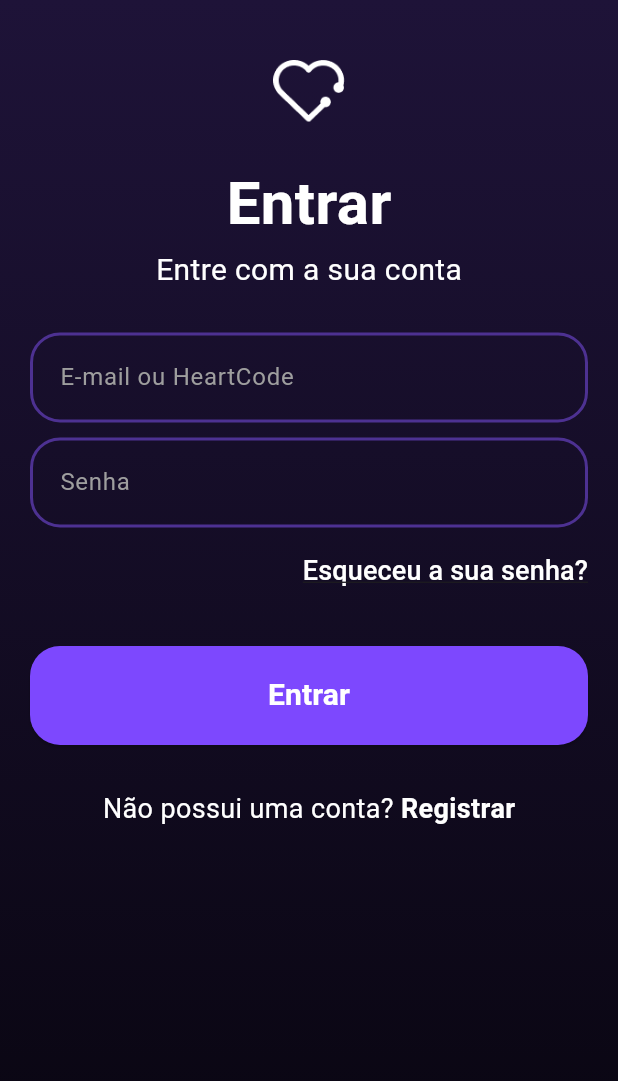
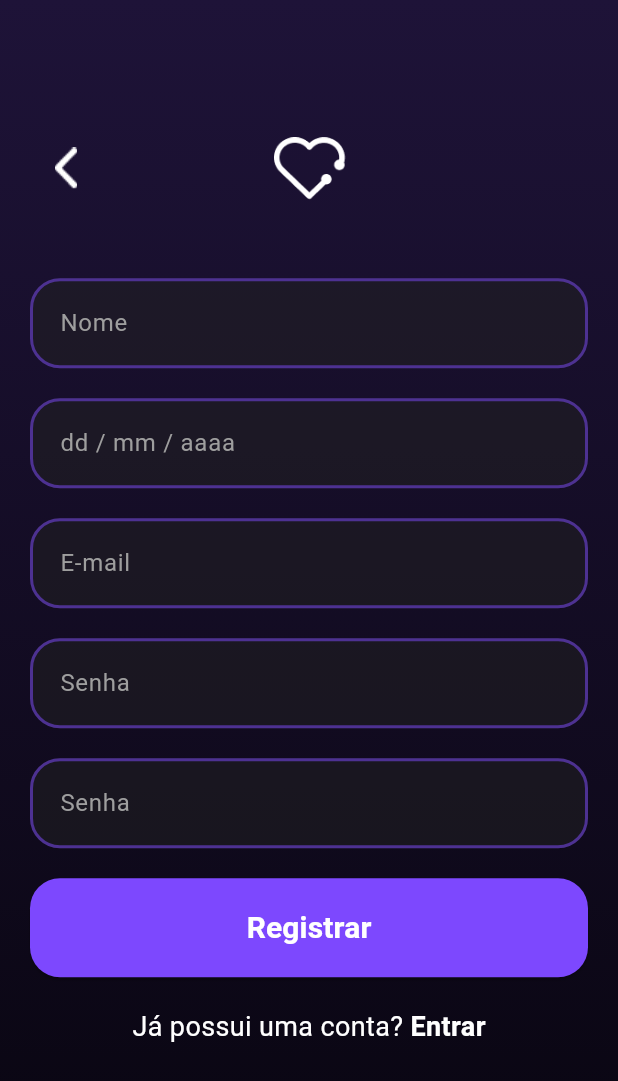
Before and after one commit to AnthonySantoss/heartsync, a Flutter app: the screen it shows after launch, on a phone screen of 412 x 824 dp. Shown: the top 1081 px of the screen. Run offline on Flutter 3.47's test engine with Material 3 defaults, Android fonts, the phone set to English and light mode, and no system bars.

Commit message:
Construção de tela inicial e tela de registro

```diff
--- a/lib/main.dart
+++ b/lib/main.dart
@@ -1,6 +1,6 @@
 import 'package:flutter/material.dart';
 import 'package:heartsync/Introducao.dart';
-import 'package:heartsync/Login_screen .dart';
+import 'package:heartsync/src/features/login/presentation/view/Registration_screen.dart';
 
 main(){
   runApp(const MyApp());
@@ -12,7 +12,7 @@ class MyApp extends StatelessWidget {
   @override
   Widget build(BuildContext context) {
     return const MaterialApp(
-      home: Login_screen(),
+      home: Registration_screen(),
     );
   }
 }
--- /dev/null
+++ b/lib/src/features/login/presentation/view/Registration_screen.dart
@@ -0,0 +1,253 @@
+import 'package:flutter/material.dart';
+import 'package:heartsync/src/features/login/presentation/widgets/Background_widget.dart';
+
+class Registration_screen extends StatelessWidget {
+  const Registration_screen({super.key});
+
+  @override
+  Widget build(BuildContext context) {
+    return Scaffold(
+      resizeToAvoidBottomInset: true,
+      body: BackgroundWidget(
+        padding: const EdgeInsets.symmetric(horizontal: 20),
+        child: SingleChildScrollView(
+          child: Column(
+            children: [
+              Padding(
+                padding: const EdgeInsets.only(top: 79.1),
+                child: Row(
+                  mainAxisAlignment: MainAxisAlignment.center,
+                  crossAxisAlignment: CrossAxisAlignment.center,
+                  children: [
+                    IconButton(
+                      onPressed: () => Navigator.pop(context),
+                      icon: Image.asset(
+                        'lib/assets/images/Back.png',
+                        width: 27,
+                      ),
+                    ),
+                    Expanded(
+                      child: Align(
+                        alignment: Alignment.center,
+                        child: Image.asset(
+                          'lib/assets/images/logo.png',
+                          width: 47.7,
+                        ),
+                      ),
+                    ),
+                    const SizedBox(width: 47),
+                  ],
+                ),
+              ),
+
+              // Espaçamento entre o cabeçalho e os campos
+              const SizedBox(height: 40),
+
+              // Campos do formulário
+              _buildNome(),
+              const SizedBox(height: 20),
+              _buildBirth(),
+              const SizedBox(height: 20),
+              _buildEmail(),
+              const SizedBox(height: 20),
+              _buildPassword(),
+              const SizedBox(height: 20),
+              _buildConfirmPassword(),
+              const SizedBox(height: 20),
+              _buildLoginButton(context),
+              const SizedBox(height: 20),
+              _buildRegisterText(),
+            ],
+          ),
+        ),
+      ),
+    );
+  }
+
+  Widget _buildNome() {
+    return TextField(
+      decoration: InputDecoration(
+        labelText: 'Nome',
+        labelStyle: const TextStyle(color: Colors.grey),
+        contentPadding: const EdgeInsets.symmetric(horizontal: 16, vertical: 18),
+        filled: true,
+        fillColor: Colors.grey[900]!.withOpacity(0.5),
+        enabledBorder: OutlineInputBorder(
+          borderRadius: BorderRadius.circular(20),
+          borderSide: const BorderSide(
+            color: Color(0xFF4D3192),
+            width: 2.0,
+          ),
+        ),
+        focusedBorder: OutlineInputBorder(
+          borderRadius: BorderRadius.circular(20),
+          borderSide: const BorderSide(
+            color: Colors.deepPurple,
+            width: 2.0,
+          ),
+        ),
+      ),
+      style: const TextStyle(color: Colors.white),
+      keyboardType: TextInputType.emailAddress,
+    );
+  }
+
+  Widget _buildBirth() {
+    return TextField(
+      obscureText: true,
+      decoration: InputDecoration(
+        labelText: 'dd / mm / aaaa',
+        labelStyle: const TextStyle(color: Colors.grey),
+        contentPadding: const EdgeInsets.symmetric(horizontal: 16, vertical: 18),
+        filled: true,
+        fillColor: Colors.grey[900]!.withOpacity(0.5),
+        enabledBorder: OutlineInputBorder(
+          borderRadius: BorderRadius.circular(20),
+          borderSide: const BorderSide(
+            color: Color(0xFF4D3192),
+            width: 2.0,
+          ),
+        ),
+        focusedBorder: OutlineInputBorder(
+          borderRadius: BorderRadius.circular(20),
+          borderSide: const BorderSide(
+            color: Colors.deepPurple,
+            width: 2.0,
+          ),
+        ),
+      ),
+      style: const TextStyle(color: Colors.white),
+    );
+  }
+
+  Widget _buildEmail() {
+    return TextField(
+      obscureText: true,
+      decoration: InputDecoration(
+        labelText: 'E-mail',
+        labelStyle: const TextStyle(color: Colors.grey),
+        contentPadding: const EdgeInsets.symmetric(horizontal: 16, vertical: 18),
+        filled: true,
+        fillColor: Colors.grey[900]!.withOpacity(0.5),
+        enabledBorder: OutlineInputBorder(
+          borderRadius: BorderRadius.circular(20),
+          borderSide: const BorderSide(
+            color: Color(0xFF4D3192),
+            width: 2.0,
+          ),
+        ),
+        focusedBorder: OutlineInputBorder(
+          borderRadius: BorderRadius.circular(20),
+          borderSide: const BorderSide(
+            color: Colors.deepPurple,
+            width: 2.0,
+          ),
+        ),
+      ),
+      style: const TextStyle(color: Colors.white),
+    );
+  }
+
+  Widget _buildPassword() {
+    return TextField(
+      obscureText: true,
+      decoration: InputDecoration(
+        labelText: 'Senha',
+        labelStyle: const TextStyle(color: Colors.grey),
+        contentPadding: const EdgeInsets.symmetric(horizontal: 16, vertical: 18),
+        filled: true,
+        fillColor: Colors.grey[900]!.withOpacity(0.5),
+        enabledBorder: OutlineInputBorder(
+          borderRadius: BorderRadius.circular(20),
+          borderSide: const BorderSide(
+            color: Color(0xFF4D3192),
+            width: 2.0,
+          ),
+        ),
+        focusedBorder: OutlineInputBorder(
+          borderRadius: BorderRadius.circular(20),
+          borderSide: const BorderSide(
+            color: Colors.deepPurple,
+            width: 2.0,
+          ),
+        ),
+      ),
+      style: const TextStyle(color: Colors.white),
+    );
+  }
+
+  Widget _buildConfirmPassword() {
+    return TextField(
+      obscureText: true,
+      decoration: InputDecoration(
+        labelText: 'Senha',
+        labelStyle: const TextStyle(color: Colors.grey),
+        contentPadding: const EdgeInsets.symmetric(horizontal: 16, vertical: 18),
+        filled: true,
+        fillColor: Colors.grey[900]!.withOpacity(0.5),
+        enabledBorder: OutlineInputBorder(
+          borderRadius: BorderRadius.circular(20),
+          borderSide: const BorderSide(
+            color: Color(0xFF4D3192),
+            width: 2.0,
+          ),
+        ),
+        focusedBorder: OutlineInputBorder(
+          borderRadius: BorderRadius.circular(20),
+          borderSide: const BorderSide(
+            color: Colors.deepPurple,
+            width: 2.0,
+          ),
+        ),
+      ),
+      style: const TextStyle(color: Colors.white),
+    );
+  }
+
+
+
+  Widget _buildLoginButton(BuildContext context) {
+    return ElevatedButton(
+      onPressed: () {
+        // Lógica de login
+      },
+      style: ElevatedButton.styleFrom(
+        backgroundColor: const Color(0xFF7D48FE),
+        minimumSize: const Size(double.infinity, 66),
+        shape: RoundedRectangleBorder(
+          borderRadius: BorderRadius.circular(20),
+        ),
+      ),
+      child: const Text(
+        'Registrar',
+        style: TextStyle(
+          fontSize: 20,
+          fontWeight: FontWeight.bold,
+          color: Colors.white,
+        ),
+      ),
+    );
+  }
+
+  Widget _buildRegisterText() {
+    return const Text.rich(
+      TextSpan(
+        text: 'Já possui uma conta?',
+        children: [
+          TextSpan(
+            text: ' Entrar',
+            style: TextStyle(
+              fontWeight: FontWeight.bold,
+              color: Colors.white,
+            ),
+          ),
+        ],
+      ),
+      style: TextStyle(
+        fontSize: 18,
+        color: Colors.white,
+      ),
+    );
+  }
+
+}
--- a/pubspec.yaml
+++ b/pubspec.yaml
@@ -61,6 +61,8 @@ flutter:
   assets:
     - lib/assets/images/logo.png
     - lib/assets/images/perfilConjunto.png
+    - lib/assets/images/home.png
+    - lib/assets/images/Back.png
 
 
   # An image asset can refer to one or more resolution-specific "variants", see
```
Also changed, not shown: lib/src/features/login/presentation/view/Home_screen.dart (added, +151 -0 lines), lib/assets/images/Back.png (added), lib/assets/images/home.png (added), lib/src/features/login/presentation/view/Login_screen .dart (renamed from lib/Login_screen .dart).
